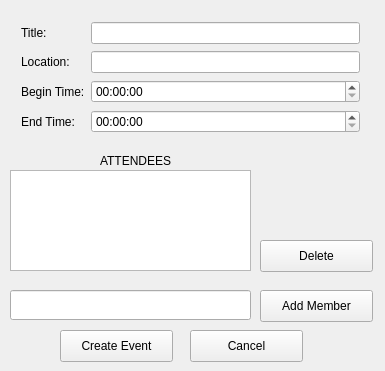
Old version of the form create_group_event.ui in the repository allenh1/timefuse-client.
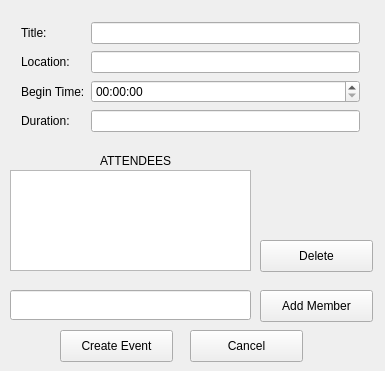
New version of the form.

Commit message: added placeholder text

What changed in the file:
```diff
--- a/create_group_event.ui
+++ b/create_group_event.ui
@@ -31,7 +31,7 @@
      </widget>
     </item>
     <item row="3" column="1">
-     <widget class="QTimeEdit" name="end_time_edit"/>
+     <widget class="QLineEdit" name="duration_input"/>
     </item>
     <item row="0" column="0">
      <widget class="QLabel" name="title">
@@ -46,7 +46,7 @@
     <item row="3" column="0">
      <widget class="QLabel" name="end_time">
       <property name="text">
-       <string>End Time:</string>
+       <string>Duration:</string>
       </property>
      </widget>
     </item>
```
The commit also changes 1 other file.
